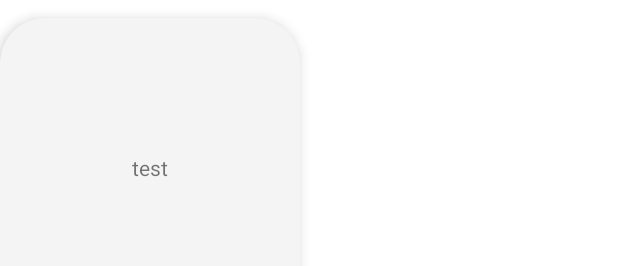
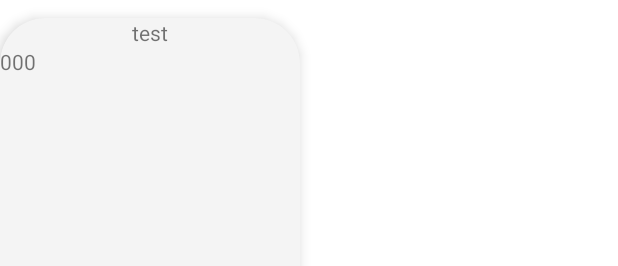
Before and after one commit to Hyewon711/TodayWeather, an Android app: the layout item_home.xml on its own in the app's theme, with its tools: preview values and no code run, on a phone screen of 412 x 824 dp. Shown: the top 266 px of the screen. Run offline under Robolectric (Android 15) with nearby library versions, the phone set to English and light mode, and no system bars.

Commit message:
[Feat] 동적 View - Api 간 연결

```diff
--- /dev/null
+++ b/app/src/main/java/com/seo/todayweather/data/SelectChip.kt
@@ -0,0 +1,3 @@
+package com.seo.todayweather.data
+
+data class SelectChip(val id: Int, val name: String, var additionalData: Number)
--- a/app/src/main/java/com/seo/todayweather/data/room/HourlyDao.kt
+++ b/app/src/main/java/com/seo/todayweather/data/room/HourlyDao.kt
@@ -17,9 +17,6 @@ interface HourlyDao {
     @Insert
     fun insertHourly(vararg hourly: HourlyEntity)
 
-    /** REPLACE :
-     * OnConflict strategy constant to replace the old data and continue the transaction.
-     */
     @Update(onConflict = OnConflictStrategy.REPLACE)
     fun updateHourly(hourly: HourlyEntity)
 
--- a/app/src/main/java/com/seo/todayweather/data/room/HourlyEntity.kt
+++ b/app/src/main/java/com/seo/todayweather/data/room/HourlyEntity.kt
@@ -12,6 +12,8 @@ data class HourlyEntity (
     @ColumnInfo var feelstemp: Double = 0.0,
     @ColumnInfo var humidity: Int = 0,
     @ColumnInfo var clouds: Int = 0,
+    @ColumnInfo var uvi: Double = 0.0,
+    @ColumnInfo var windSpeed: Double = 0.0,
     @ColumnInfo var visibility: Int = 0,
     @ColumnInfo var weatherid: Int = 0,
     @ColumnInfo var main: String = "",
--- a/app/src/main/java/com/seo/todayweather/remote/api/OpenWeatherAPI.kt
+++ b/app/src/main/java/com/seo/todayweather/remote/api/OpenWeatherAPI.kt
@@ -6,12 +6,12 @@ import retrofit2.http.GET
 import retrofit2.http.Query
 
 interface OpenWeatherAPI {
-    @GET("data/2.5/onecall")
+    @GET("data/3.0/onecall")
     fun getWeatherList(
         @Query("lat") lat: String,
         @Query("lon") lon: String,
+        @Query("appid") appid: String,
         @Query("exclude") exclude: String,
-        @Query("appid") appid: String,
         @Query("units") units: String
     ): Call<OpenWeather>
 }
--- a/app/src/main/java/com/seo/todayweather/remote/helper/DatabaseHelper.kt
+++ b/app/src/main/java/com/seo/todayweather/remote/helper/DatabaseHelper.kt
@@ -12,7 +12,7 @@ import com.seo.todayweather.data.room.HourlyDao
 import com.seo.todayweather.data.room.HourlyEntity
 
 
-@Database(entities = [CurrentEntity::class, HourlyEntity::class, DailyEntity::class], version = 1)
+@Database(entities = [CurrentEntity::class, HourlyEntity::class, DailyEntity::class], version = 2)
 abstract class DatabaseHelper: RoomDatabase() {
     abstract fun currentDao(): CurrentDao
     abstract fun hourlyDao(): HourlyDao
--- /dev/null
+++ b/app/src/main/java/com/seo/todayweather/remote/helper/KMAHelper.kt
@@ -0,0 +1,4 @@
+package com.seo.todayweather.remote.helper
+
+class KMAHelper {
+}
--- a/app/src/main/java/com/seo/todayweather/remote/model/HourlyAndCurrent.kt
+++ b/app/src/main/java/com/seo/todayweather/remote/model/HourlyAndCurrent.kt
@@ -4,8 +4,10 @@ data class HourlyAndCurrent (
     var dt: Long,
     var temp: Double,
     var feels_like: Double,
+    var uvi: Double,
     var humidity: Int,
     var clouds: Int,
+    var wind_speed: Double,
     var visibility: Int,
     var weather: ArrayList<DailyAndHourly>
 )
--- a/app/src/main/java/com/seo/todayweather/ui/MainActivity.kt
+++ b/app/src/main/java/com/seo/todayweather/ui/MainActivity.kt
@@ -47,7 +47,7 @@ class MainActivity : AppCompatActivity() {
             "JSON",
             2,
             1,
-            20231129,
+            20231203,
             1100,
             CurrentLocation.currentLocation.latitude.toInt().toString(),
             CurrentLocation.currentLocation.longitude.toInt().toString()
--- a/app/src/main/java/com/seo/todayweather/ui/adapter/HomeRecyclerAdapter.kt
+++ b/app/src/main/java/com/seo/todayweather/ui/adapter/HomeRecyclerAdapter.kt
@@ -29,7 +29,7 @@ class HomeRecyclerAdapter(private var items: List<SelectWidget>) : RecyclerView.
 
         with(holder.itemBinding) {
             userSelectInfo.title.let{
-                tvTest.text = it
+                tvTitle.text = it
             }
         }
     }
--- a/app/src/main/java/com/seo/todayweather/ui/home/bottomsheet/ChipSelectedListener.kt
+++ b/app/src/main/java/com/seo/todayweather/ui/home/bottomsheet/ChipSelectedListener.kt
@@ -1,5 +1,7 @@
 package com.seo.todayweather.ui.home.bottomsheet
 
+import com.seo.todayweather.data.SelectChip
+
 interface ChipSelectedListener {
-    fun onChipSelected(chip: List<String>)
+    fun onChipSelected(chip: List<SelectChip>)
 }
--- a/app/src/main/res/layout/init_bottom_sheet.xml
+++ b/app/src/main/res/layout/init_bottom_sheet.xml
@@ -53,7 +53,7 @@
                 style="@style/Widget.MaterialComponents.Chip.Choice"
                 android:layout_width="wrap_content"
                 android:layout_height="wrap_content"
-                android:text="대기질" />
+                android:text="체감온도" />
             <!-- Add more chips as needed -->
 
         </com.google.android.material.chip.ChipGroup>
--- a/app/src/main/res/layout/item_home.xml
+++ b/app/src/main/res/layout/item_home.xml
@@ -16,11 +16,22 @@
         android:layout_height="match_parent">
 
         <TextView
-            android:id="@+id/tv_test"
+            android:id="@+id/tv_title"
+            android:layout_width="wrap_content"
+            android:layout_height="wrap_content"
+            android:text="test"
+            app:layout_constraintTop_toTopOf="parent"
+            app:layout_constraintStart_toStartOf="parent"
+            app:layout_constraintEnd_toEndOf="parent"
+            />
+        <TextView
+            android:id="@+id/tv_data"
             android:layout_width="match_parent"
-            android:layout_height="match_parent"
-            android:gravity="center"
-            android:text="test" />
+            android:layout_height="wrap_content"
+            app:layout_constraintStart_toStartOf="parent"
+            app:layout_constraintEnd_toEndOf="parent"
+            app:layout_constraintTop_toBottomOf="@id/tv_title"
+            android:text="000"/>
 
 <!--        <ImageView-->
 <!--            android:layout_width="wrap_content"-->
```
Also changed, not shown: app/src/main/java/com/seo/todayweather/remote/helper/AddressHelper.kt (added, +33 -0 lines), app/src/main/java/com/seo/todayweather/remote/helper/OpenWeatherHelper.kt (+5 -3 lines), app/src/main/java/com/seo/todayweather/ui/home/HomeFragment.kt (+65 -19 lines), app/src/main/java/com/seo/todayweather/ui/home/bottomsheet/InitBottomSheet.kt (+7 -7 lines).
